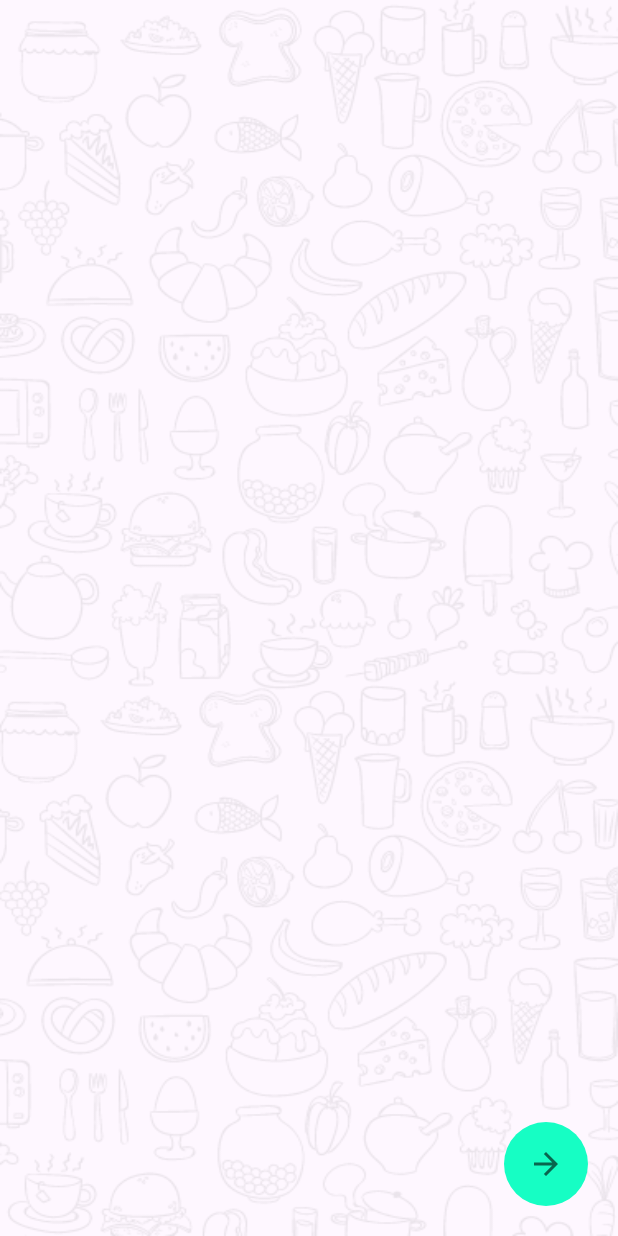
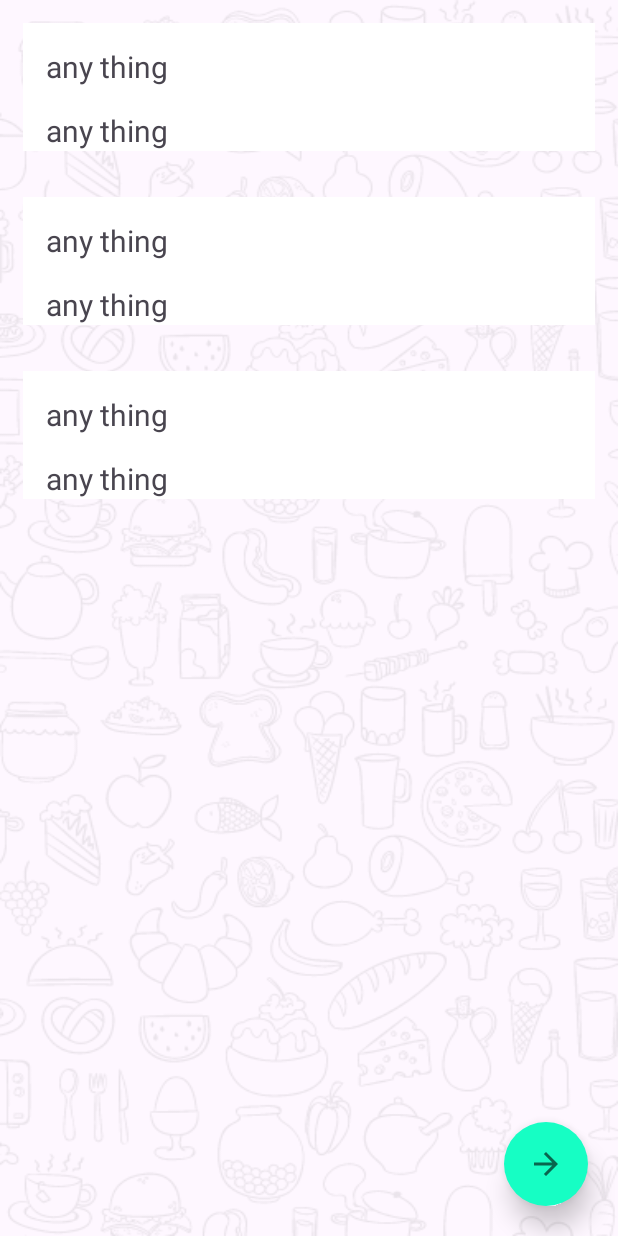
Before and after one commit to Abdullah252002/HungryGo, an Android app: the layout customer_home.xml on its own in the app's theme, with its tools: preview values and no code run, on a phone screen of 412 x 824 dp. Run offline under Robolectric (Android 15) with nearby library versions, the phone set to English and light mode, and no system bars.

Commit message:
get rooms

```diff
--- a/app/src/main/java/com/example/hungrygo/FirebaseUtils.kt
+++ b/app/src/main/java/com/example/hungrygo/FirebaseUtils.kt
@@ -13,6 +13,7 @@ import com.google.android.gms.tasks.OnFailureListener
 import com.google.android.gms.tasks.OnSuccessListener
 import com.google.firebase.Firebase
 import com.google.firebase.firestore.DocumentSnapshot
+import com.google.firebase.firestore.QuerySnapshot
 import com.google.firebase.firestore.firestore
 import com.google.firebase.storage.FirebaseStorage
 
@@ -100,3 +101,8 @@ fun add_room_tofirebase(
     val set = doc.set(room).addOnSuccessListener(onSuccessListener).addOnFailureListener(onFailureListener)
 
 }
+
+fun getroom(onSuccessListener:OnSuccessListener<QuerySnapshot>,onFailureListener: OnFailureListener){
+    val db=Firebase.firestore.collection(collection_name).get()
+        .addOnSuccessListener(onSuccessListener).addOnFailureListener(onFailureListener)
+}
--- a/app/src/main/res/layout/customer_home.xml
+++ b/app/src/main/res/layout/customer_home.xml
@@ -28,6 +28,15 @@
             app:layout_constraintEnd_toEndOf="parent"
             app:tint="@color/black"
             android:onClick="@{()->vm.navigatetoaddroom()}"
+            android:elevation="10dp"
+            />
+
+        <androidx.recyclerview.widget.RecyclerView
+            android:id="@+id/recycleview"
+            android:layout_width="match_parent"
+            android:layout_height="match_parent"
+            app:layoutManager="androidx.recyclerview.widget.LinearLayoutManager"
+            tools:listitem="@layout/item_room"
             />
 
     </androidx.constraintlayout.widget.ConstraintLayout>
--- /dev/null
+++ b/app/src/main/res/layout/item_room.xml
@@ -0,0 +1,43 @@
+<?xml version="1.0" encoding="utf-8"?>
+<layout xmlns:android="http://schemas.android.com/apk/res/android"
+    xmlns:app="http://schemas.android.com/apk/res-auto"
+    xmlns:tools="http://schemas.android.com/tools">
+
+    <data>
+<variable
+    name="item"
+    type="com.example.hungrygo.app.home.customer.addroom.Room_data" />
+    </data>
+
+    <androidx.constraintlayout.widget.ConstraintLayout
+        android:layout_width="match_parent"
+        android:layout_height="wrap_content"
+        android:background="@color/white"
+        android:layout_margin="15dp"
+        >
+
+        <TextView
+            android:id="@+id/title1"
+            android:layout_width="wrap_content"
+            android:layout_height="wrap_content"
+            app:layout_constraintTop_toTopOf="parent"
+            app:layout_constraintStart_toStartOf="parent"
+            tools:text="any thing"
+            android:textSize="20sp"
+            android:layout_margin="15dp"
+            android:text="@{item.name}"
+            />
+        <TextView
+            android:id="@+id/title2"
+            android:layout_width="wrap_content"
+            android:layout_height="wrap_content"
+            app:layout_constraintStart_toStartOf="parent"
+            app:layout_constraintTop_toBottomOf="@+id/title1"
+            tools:text="any thing"
+            android:textSize="20sp"
+            android:layout_margin="15dp"
+            android:text="@{item.details}"
+            />
+
+    </androidx.constraintlayout.widget.ConstraintLayout>
+</layout>
```
Also changed, not shown: app/src/main/java/com/example/hungrygo/app/home/customer/Customer_home.kt (+24 -4 lines), app/src/main/java/com/example/hungrygo/app/home/customer/adpter_room.kt (added, +33 -0 lines).
